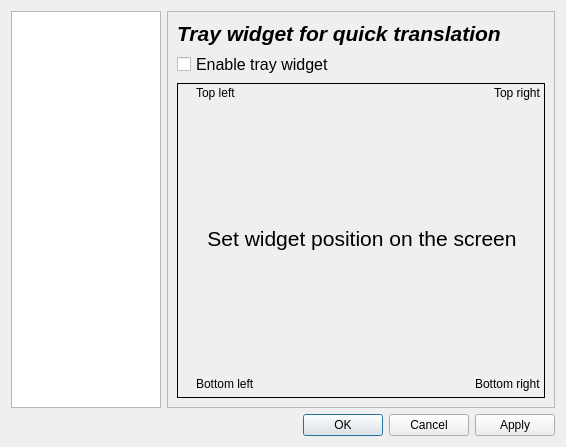
Before: the Qt Designer form src/GUI/settingsdialog.ui in denix56/Apertium-GP, drawn with Qt 5.
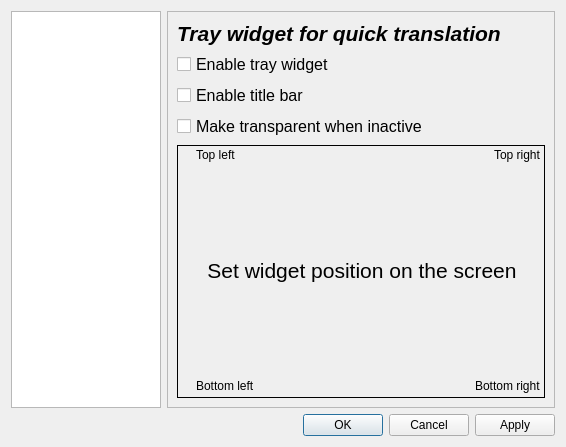
After: the same form once the commit is applied.

Patch:
```diff
--- a/src/GUI/settingsdialog.ui
+++ b/src/GUI/settingsdialog.ui
@@ -149,7 +149,7 @@
            </property>
           </widget>
          </item>
-         <item row="2" column="0">
+         <item row="5" column="0">
           <widget class="QWidget" name="screenWidget" native="true">
            <property name="sizePolicy">
             <sizepolicy hsizetype="Expanding" vsizetype="Expanding">
@@ -171,11 +171,11 @@
               <x>0</x>
               <y>0</y>
               <width>370</width>
-              <height>311</height>
+              <height>251</height>
              </rect>
             </property>
             <layout class="QGridLayout" name="gridLayout_7">
-             <item row="0" column="0" alignment="Qt::AlignLeft|Qt::AlignTop">
+             <item row="1" column="0" alignment="Qt::AlignLeft|Qt::AlignTop">
               <widget class="QCheckBox" name="Topleft">
                <property name="focusPolicy">
                 <enum>Qt::NoFocus</enum>
@@ -188,7 +188,7 @@
                </property>
               </widget>
              </item>
-             <item row="0" column="1" alignment="Qt::AlignRight|Qt::AlignTop">
+             <item row="1" column="1" alignment="Qt::AlignRight|Qt::AlignTop">
               <widget class="QCheckBox" name="TopRight">
                <property name="focusPolicy">
                 <enum>Qt::NoFocus</enum>
@@ -198,7 +198,7 @@
                </property>
               </widget>
              </item>
-             <item row="2" column="1" alignment="Qt::AlignRight|Qt::AlignBottom">
+             <item row="3" column="1" alignment="Qt::AlignRight|Qt::AlignBottom">
               <widget class="QCheckBox" name="BottomRight">
                <property name="focusPolicy">
                 <enum>Qt::NoFocus</enum>
@@ -211,7 +211,7 @@
                </property>
               </widget>
              </item>
-             <item row="2" column="0" alignment="Qt::AlignLeft|Qt::AlignBottom">
+             <item row="3" column="0" alignment="Qt::AlignLeft|Qt::AlignBottom">
               <widget class="QCheckBox" name="BottomLeft">
                <property name="mouseTracking">
                 <bool>true</bool>
@@ -224,7 +224,7 @@
                </property>
               </widget>
              </item>
-             <item row="1" column="0" colspan="2">
+             <item row="2" column="0" colspan="2">
               <widget class="QLabel" name="info">
                <property name="text">
                 <string>&lt;html&gt;&lt;head/&gt;&lt;body&gt;&lt;p&gt;&lt;span style=&quot; font-size:16pt;&quot;&gt;Set widget position on the screen&lt;/span&gt;&lt;/p&gt;&lt;/body&gt;&lt;/html&gt;</string>
@@ -238,6 +238,33 @@
            </widget>
           </widget>
          </item>
+         <item row="3" column="0">
+          <widget class="QCheckBox" name="titleBarEnabled">
+           <property name="font">
+            <font>
+             <pointsize>12</pointsize>
+            </font>
+           </property>
+           <property name="toolTip">
+            <string>Enable this option if you have problems with displaying tray icon</string>
+           </property>
+           <property name="text">
+            <string>Enable title bar</string>
+           </property>
+          </widget>
+         </item>
+         <item row="4" column="0">
+          <widget class="QCheckBox" name="transparentEnabled">
+           <property name="font">
+            <font>
+             <pointsize>12</pointsize>
+            </font>
+           </property>
+           <property name="text">
+            <string>Make transparent when inactive</string>
+           </property>
+          </widget>
+         </item>
         </layout>
        </item>
       </layout>
```
Left out of the diff: 2 changed lines with no effect on the pictures.
